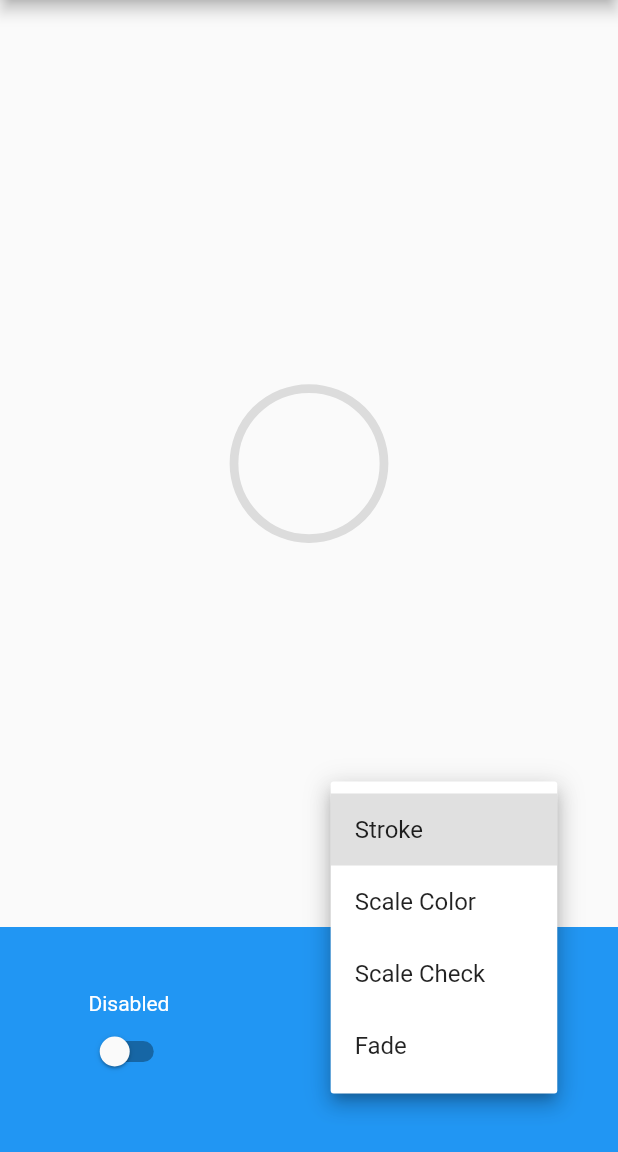
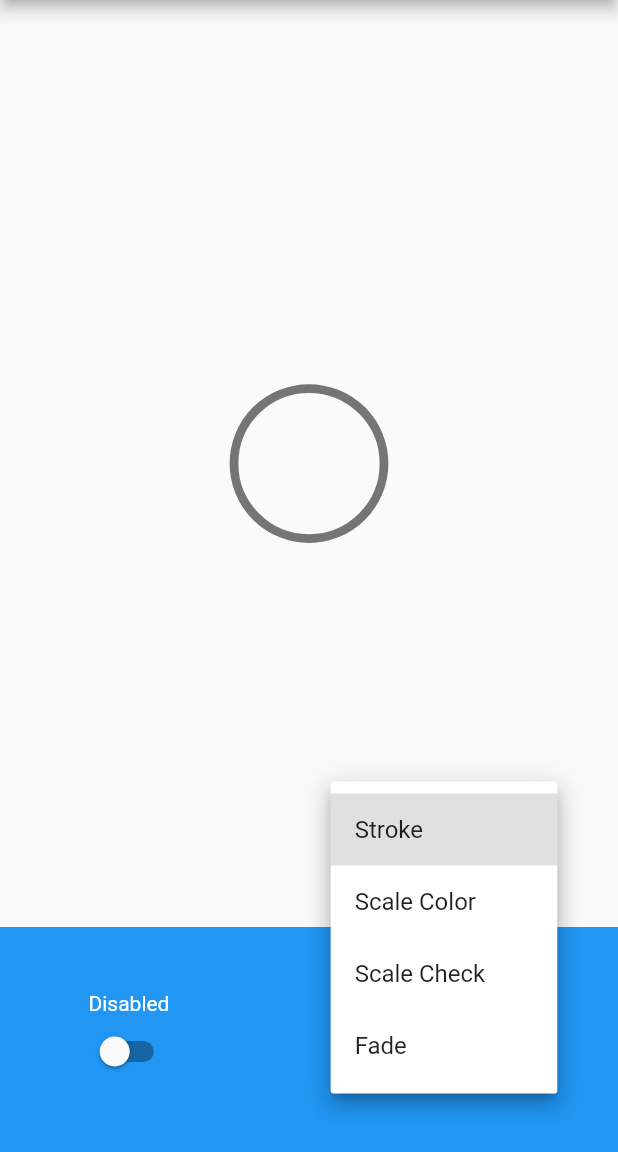
Before and after one commit to HornMichaelS/msh_checkbox, a Flutter app: the screen it shows after launch, after a tap on "Stroke", on a phone screen of 412 x 824 dp, the part 84-1236 px from its top. Run offline on Flutter 3.47's test engine with Material 2 defaults, Android fonts, the phone set to English and light mode, and no system bars.

Commit message:
Allow more control over checkbox coloring

```diff
--- a/example/lib/main.dart
+++ b/example/lib/main.dart
@@ -35,8 +35,10 @@ class _MyAppState extends State<MyApp> {
                   size: 100,
                   value: isChecked,
                   isDisabled: isDisabled,
-                  checkedColor: Colors.blue,
-                  uncheckedColor: Colors.black12,
+                  colorConfig: MSHColorConfig.fromCheckedUncheckedDisabled(
+                    checkedColor: Colors.green,
+                    uncheckedColor: Colors.grey.shade600,
+                  ),
                   style: style,
                   onChanged: (selected) {
                     setState(() {
@@ -127,7 +129,7 @@ class _MyAppState extends State<MyApp> {
   }
 }
 
-extension StyleName on MSHCheckboxStyle {
+extension _StyleName on MSHCheckboxStyle {
   String name() {
     switch (this) {
       case MSHCheckboxStyle.stroke:
--- a/lib/msh_checkbox.dart
+++ b/lib/msh_checkbox.dart
@@ -1,4 +1,3 @@
-library msh_checkbox;
-
 export 'src/msh_checkbox.dart' show MSHCheckbox;
+export 'src/msh_color_config.dart' show MSHColorConfig;
 export 'src/msh_checkbox_style.dart' show MSHCheckboxStyle;
--- a/lib/src/checkboxes/fill_fade_checkbox.dart
+++ b/lib/src/checkboxes/fill_fade_checkbox.dart
@@ -34,13 +34,11 @@ class FillFadeCheckbox extends StatelessWidget {
                 width: parent.size + parent.strokeWidth,
                 decoration: BoxDecoration(
                   shape: BoxShape.circle,
-                  color: parent.isDisabled
-                      ? parent.disabledColor
-                      : parent.checkedColor,
+                  color: parent.fillColor(),
                 ),
               ),
               Check(
-                color: Colors.white,
+                color: parent.checkColor(),
                 fillPercentage: 1,
                 size: parent.size * 0.4,
                 strokeWidth: parent.strokeWidth,
--- a/lib/src/checkboxes/fill_scale_check_checkbox.dart
+++ b/lib/src/checkboxes/fill_scale_check_checkbox.dart
@@ -32,9 +32,7 @@ class FillScaleCheckCheckbox extends StatelessWidget {
                 width: parent.size + parent.strokeWidth,
                 decoration: BoxDecoration(
                   shape: BoxShape.circle,
-                  color: parent.isDisabled
-                      ? parent.disabledColor
-                      : parent.checkedColor,
+                  color: parent.fillColor(),
                 ),
               ),
             ),
@@ -45,7 +43,7 @@ class FillScaleCheckCheckbox extends StatelessWidget {
               ),
               transformAlignment: Alignment.center,
               child: Check(
-                color: Colors.white,
+                color: parent.checkColor(),
                 fillPercentage: 1,
                 size: parent.size * 0.4,
                 strokeWidth: parent.strokeWidth,
--- a/lib/src/checkboxes/fill_scale_color_checkbox.dart
+++ b/lib/src/checkboxes/fill_scale_color_checkbox.dart
@@ -30,15 +30,13 @@ class FillScaleColorCheckbox extends StatelessWidget {
               width: animation.value,
               decoration: BoxDecoration(
                 shape: BoxShape.circle,
-                color: parent.isDisabled
-                    ? parent.disabledColor
-                    : parent.checkedColor,
+                color: parent.fillColor(),
               ),
             ),
             Opacity(
               opacity: parent.animation.value,
               child: Check(
-                color: Colors.white,
+                color: parent.checkColor(),
                 fillPercentage: 1,
                 size: parent.size * 0.4,
                 strokeWidth: parent.strokeWidth,
--- a/lib/src/checkboxes/msh_checkbox_base.dart
+++ b/lib/src/checkboxes/msh_checkbox_base.dart
@@ -4,24 +4,26 @@ import 'package:msh_checkbox/src/checkboxes/fill_fade_checkbox.dart';
 import 'package:msh_checkbox/src/checkboxes/fill_scale_check_checkbox.dart';
 import 'package:msh_checkbox/src/checkboxes/fill_scale_color_checkbox.dart';
 import 'package:msh_checkbox/src/checkboxes/stroke_checkbox.dart';
+import 'package:msh_checkbox/src/msh_checkbox_state.dart';
 
 class MSHCheckboxBase extends StatelessWidget {
   final MSHCheckboxStyle style;
   final bool isDisabled;
-  final Color checkedColor;
-  final Color disabledColor;
-  final Color uncheckedColor;
+  final MSHColorConfig colorConfig;
   final Animation<double> animation;
   final double strokeWidth;
   final double size;
+
+  MSHCheckboxState get state => MSHCheckboxState(
+        isDisabled: isDisabled,
+        style: style,
+      );
 
   const MSHCheckboxBase({
     Key? key,
     required this.style,
     required this.isDisabled,
-    required this.checkedColor,
-    required this.disabledColor,
-    required this.uncheckedColor,
+    required this.colorConfig,
     required this.animation,
     required this.strokeWidth,
     required this.size,
@@ -40,4 +42,10 @@ class MSHCheckboxBase extends StatelessWidget {
         return FillFadeCheckbox(parent: this);
     }
   }
+
+  Color fillColor() => colorConfig.fillColor(state);
+
+  Color checkColor() => colorConfig.checkColor(state);
+
+  Color tintColor() => colorConfig.tintColor(state);
 }
--- a/lib/src/checkboxes/stroke_checkbox.dart
+++ b/lib/src/checkboxes/stroke_checkbox.dart
@@ -20,8 +20,7 @@ class StrokeCheckbox extends StatelessWidget {
           alignment: Alignment.center,
           children: [
             Arc(
-              color:
-                  parent.isDisabled ? Colors.transparent : parent.checkedColor,
+              color: parent.tintColor(),
               startAngle: pi / 4,
               sweepAngle: parent.animation
                   .drive(CurveTween(curve: Curves.easeInOutCubic))
@@ -31,9 +30,7 @@ class StrokeCheckbox extends StatelessWidget {
               size: parent.size,
             ),
             Check(
-              color: parent.isDisabled
-                  ? parent.disabledColor
-                  : parent.checkedColor,
+              color: parent.checkColor(),
               size: parent.size * 0.4,
               strokeWidth: parent.strokeWidth,
               fillPercentage: parent.animation
--- a/lib/src/msh_checkbox.dart
+++ b/lib/src/msh_checkbox.dart
@@ -1,29 +1,41 @@
 import 'package:flutter/material.dart';
 import 'package:msh_checkbox/src/checkboxes/msh_checkbox_base.dart';
+import 'package:msh_checkbox/src/msh_checkbox_state.dart';
+import 'package:msh_checkbox/src/msh_color_config.dart';
 import 'msh_checkbox_style.dart';
 
 ///
 /// A circular checkbox which nicely animates changes to its value.
 ///
 /// The checkbox itself does not maintain its [value] as state. Instead, when the state of the checkbox
-/// should change, the widget calls the [onChange] callback. Most widgets that use this checkbox will
+/// should change, the widget calls the [onChanged] callback. Most widgets that use this checkbox will
 /// listen for the [onChanged] callback and rebuild the checkbox with a new [value] to update the
 /// visual appearance of the checkbox.
 ///
 class MSHCheckbox extends StatefulWidget {
-  /// Creates an MSHChecbox.
-  const MSHCheckbox({
+  /// Creates an MSHCheckbox.
+  MSHCheckbox({
     Key? key,
     required this.value,
     this.isDisabled = false,
-    this.checkedColor = Colors.blue,
-    this.uncheckedColor = const Color(0xFFCCCCCC),
-    this.disabledColor = const Color(0xFFCCCCCC),
+    @Deprecated("Use MSHColorConfig.fromCheckedUncheckedDisabled instead.")
+        this.checkedColor = Colors.blue,
+    @Deprecated("Use MSHColorConfig.fromCheckedUncheckedDisabled instead.")
+        this.uncheckedColor = const Color(0xFFCCCCCC),
+    @Deprecated("Use MSHColorConfig.fromCheckedUncheckedDisabled instead.")
+        this.disabledColor = const Color(0xFFCCCCCC),
+    MSHColorConfig? colorConfig,
     this.size = 40,
     this.duration,
     this.style = MSHCheckboxStyle.stroke,
     required this.onChanged,
-  }) : super(key: key);
+  })  : colorConfig = colorConfig ??
+            MSHColorConfig.fromCheckedUncheckedDisabled(
+              checkedColor: checkedColor,
+              uncheckedColor: uncheckedColor,
+              disabledColor: disabledColor,
+            ),
+        super(key: key);
 
   /// Whether this checkbox is checked.
   final bool value;
@@ -31,14 +43,24 @@ class MSHCheckbox extends StatefulWidget {
   /// Whether the checkbox is disabled.
   final bool isDisabled;
 
-  /// The color of the checkbox when [value] is `true`.
+  /// The color of the checkbox when [value] is `true`. If [colorConfig] is
+  /// specified, this value will be overridden by [MSHColorConfig.onFillColor].
+  @Deprecated("Use MSHColorConfig.fromCheckedUncheckedDisabled instead.")
   final Color checkedColor;
 
-  /// The color of the checkbox when [value] is `false`.
+  /// The color of the checkbox when [value] is `false`. If [colorConfig] is
+  /// specified, this value will be overridden by [MSHColorConfig.offTintColor].
+  @Deprecated("Use MSHColorConfig.fromCheckedUncheckedDisabled instead.")
   final Color uncheckedColor;
 
-  /// The color of the checkbox which [isDisabled] is `true`.
+  /// The color of the checkbox when [isDisabled] is `true`. If [colorConfig] is
+  /// specified, this value will be overridden by [MSHColorConfig.disabledTintColor],
+  /// or [MSHColorConfig.disabledFillColor], depending on the style.
+  @Deprecated("Use MSHColorConfig.fromCheckedUncheckedDisabled instead.")
   final Color disabledColor;
+
+  /// The color configuration of the checkbox.
+  final MSHColorConfig colorConfig;
 
   /// The height and width of the checkbox.
   final double size;
@@ -107,6 +129,11 @@ class _MSHCheckboxState extends State<MSHCheckbox>
 
   @override
   Widget build(BuildContext context) {
+    final state = MSHCheckboxState(
+      isDisabled: widget.isDisabled,
+      style: widget.style,
+    );
+
     return GestureDetector(
       onTap: () {
         if (!widget.isDisabled) {
@@ -123,9 +150,7 @@ class _MSHCheckboxState extends State<MSHCheckbox>
               decoration: BoxDecoration(
                 shape: BoxShape.circle,
                 border: Border.all(
-                  color: widget.isDisabled
-                      ? widget.disabledColor
-                      : widget.uncheckedColor,
+                  color: widget.colorConfig.borderColor(state),
                   width: _strokeWidth,
                 ),
               ),
@@ -139,9 +164,7 @@ class _MSHCheckboxState extends State<MSHCheckbox>
             child: MSHCheckboxBase(
               style: widget.style,
               isDisabled: widget.isDisabled,
-              checkedColor: widget.checkedColor,
-              disabledColor: widget.disabledColor,
-              uncheckedColor: widget.uncheckedColor,
+              colorConfig: widget.colorConfig,
               animation: animationController,
               strokeWidth: _strokeWidth,
               size: widget.size,
--- /dev/null
+++ b/lib/src/msh_checkbox_state.dart
@@ -0,0 +1,11 @@
+import 'package:msh_checkbox/msh_checkbox.dart';
+
+class MSHCheckboxState {
+  final bool isDisabled;
+  final MSHCheckboxStyle style;
+
+  const MSHCheckboxState({
+    required this.isDisabled,
+    required this.style,
+  });
+}
--- /dev/null
+++ b/lib/src/msh_color_config.dart
@@ -0,0 +1,79 @@
+import 'package:flutter/material.dart';
+import 'package:msh_checkbox/msh_checkbox.dart';
+import 'package:msh_checkbox/src/msh_checkbox_state.dart';
+
+/// A callback function which returns a [Color] based on a given [MSHCheckboxState]
+typedef ColorFromState = Color Function(MSHCheckboxState);
+
+/// A color configuration for [MSHCheckbox]. This class gives a more fine-grained
+/// level of control over the coloring of the checkbox, by allowing colors to be specified
+/// for each component of the checkbox.
+class MSHColorConfig {
+  /// The color of the border of the checkbox when [MSHCheckbox.value] is `false`.
+  final ColorFromState borderColor;
+
+  /// The color of the border of the checkbox when [MSHCheckbox.value] is `true`.
+  final ColorFromState tintColor;
+
+  /// The background fill color for the checkbox when [MSHCheckbox.value] is `true`.
+  final ColorFromState fillColor;
+
+  /// The color of the checkmark.
+  final ColorFromState checkColor;
+
+  /// Construct an MSHColorConfig
+  const MSHColorConfig({
+    ColorFromState? borderColor,
+    ColorFromState? tintColor,
+    ColorFromState? fillColor,
+    ColorFromState? checkColor,
+  })  : borderColor = borderColor ?? _defaultBorderColor,
+        tintColor = tintColor ?? _defaultTintColor,
+        fillColor = fillColor ?? _defaultFillColor,
+        checkColor = checkColor ?? _defaultCheckColor;
+
+  /// Presents a simplified interface for constructing an [MSHColorConfig].
+  factory MSHColorConfig.fromCheckedUncheckedDisabled({
+    /// The color of the check and border or fill when [MSHCheckbox.value] is `true`.
+    Color checkedColor = Colors.blue,
+
+    /// The color of the checkbox when [MSHCheckbox.value] is `false`.
+    Color uncheckedColor = const Color(0xFFCCCCCC),
+
+    /// The color of the checkbox when [MSHCheckbox.isDisabled] is `true`.
+    Color disabledColor = const Color(0xFFCCCCCC),
+  }) =>
+      MSHColorConfig(
+        borderColor: (state) =>
+            state.isDisabled ? disabledColor : uncheckedColor,
+        tintColor: (state) => state.isDisabled ? disabledColor : checkedColor,
+        fillColor: (state) => state.isDisabled ? disabledColor : checkedColor,
+        checkColor: (state) {
+          if (state.style == MSHCheckboxStyle.stroke) {
+            return state.isDisabled ? disabledColor : checkedColor;
+          } else {
+            return Colors.white;
+          }
+        },
+      );
+
+  static Color _defaultBorderColor(MSHCheckboxState state) {
+    return const Color(0xFFCCCCCC);
+  }
+
+  static Color _defaultTintColor(MSHCheckboxState state) {
+    return Colors.blue;
+  }
+
+  static Color _defaultFillColor(MSHCheckboxState state) {
+    return Colors.blue;
+  }
+
+  static Color _defaultCheckColor(MSHCheckboxState state) {
+    if (state.style == MSHCheckboxStyle.stroke) {
+      return Colors.blue;
+    } else {
+      return Colors.white;
+    }
+  }
+}
--- a/pubspec.yaml
+++ b/pubspec.yaml
@@ -1,6 +1,6 @@
 name: msh_checkbox
 description: An animated checkbox, inspired by BEMCheckbox for iOS, using an API similar to Flutter's own Checkbox.
-version: 1.1.2
+version: 1.2.0
 repository: https://github.com/HornMichaelS/msh_checkbox
 
 environment:
```
Also changed, not shown: example/pubspec.lock.
